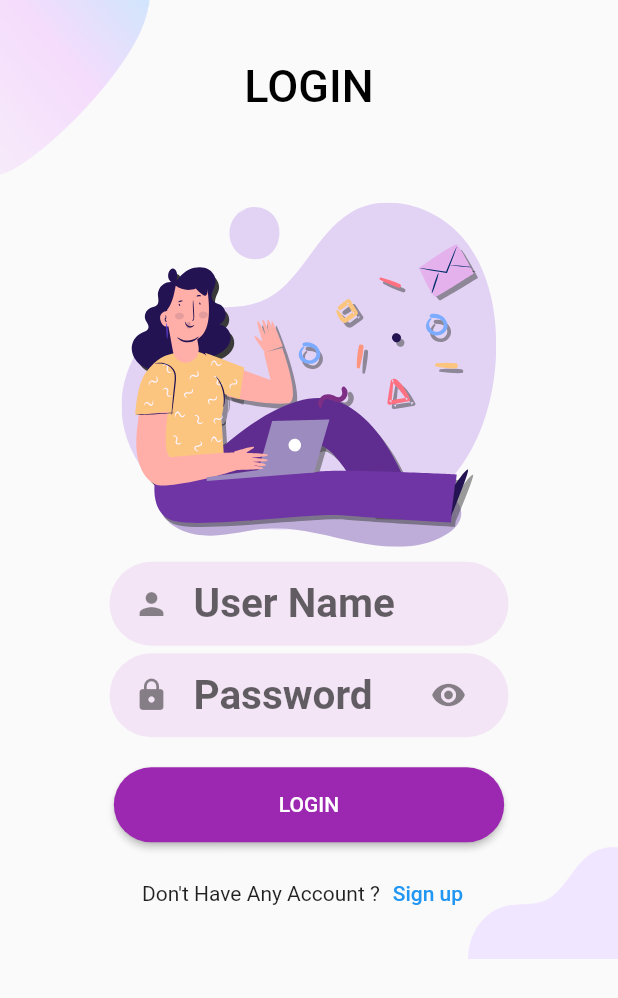
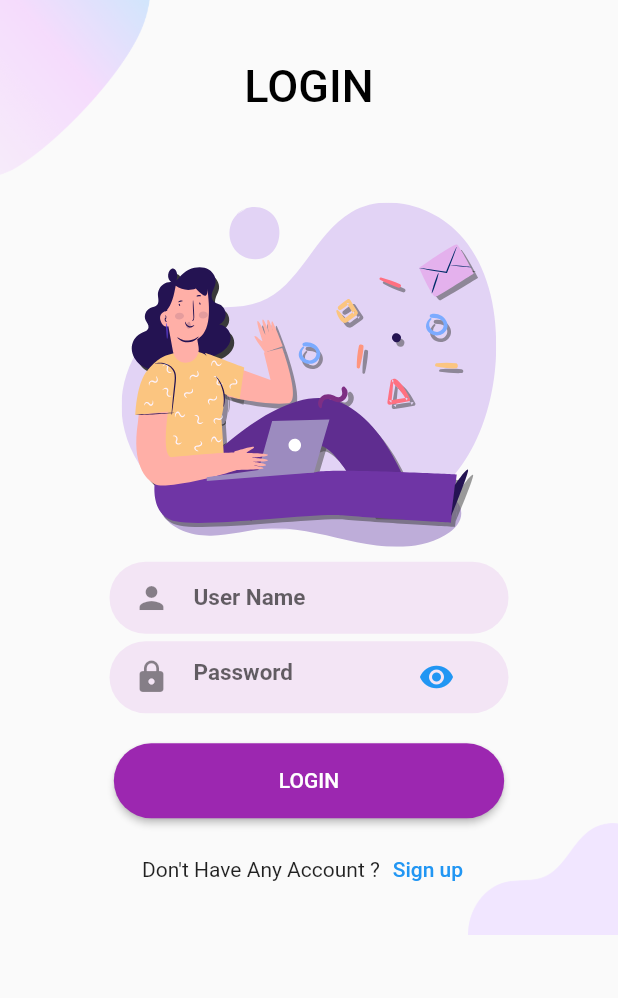
Before and after one commit to ahmedyosry433/e-commerc_flutter, a Flutter app: the screen it shows after launch, after a tap on "LOGIN", on a phone screen of 412 x 824 dp. Shown: the top 998 px of the screen. Run offline on Flutter 3.47's test engine with Material 2 defaults, Android fonts, the phone set to English and light mode, and no system bars; our stand-ins replace firebase_auth, firebase_core, flutter_svg, google_sign_in; missing offline and left inert: flutter_facebook_auth; accounts and stored records are empty.

Commit message:
Login and signup edit
fonts , visability password , confirm password ,signup with facebook and google

```diff
--- a/lib/core/global/theme/theme_data/theme_data_light.dart
+++ b/lib/core/global/theme/theme_data/theme_data_light.dart
@@ -5,7 +5,8 @@ ThemeData getThemeDataLight() => ThemeData(
       appBarTheme: const AppBarTheme(color: AppColorLight.appBarColor),
       elevatedButtonTheme: ElevatedButtonThemeData(
         style: ButtonStyle(
-        backgroundColor: MaterialStateProperty.all(AppColorLight.primaryColor),
+          backgroundColor:
+              MaterialStateProperty.all(AppColorLight.primaryColor),
           padding: MaterialStateProperty.all(
               const EdgeInsets.symmetric(horizontal: 110, vertical: 17)),
           shape: MaterialStateProperty.all(RoundedRectangleBorder(
@@ -21,7 +22,10 @@ ThemeData getThemeDataLight() => ThemeData(
           color: AppColorLight.titleTextLargeLight,
         ),
         titleMedium: TextStyle(
+            color: Colors.black, fontSize: 15, fontWeight: FontWeight.bold),
+        titleSmall: TextStyle(color: Colors.black, fontSize: 15),
+        bodyLarge: TextStyle(
             color: Colors.black, fontSize: 27, fontWeight: FontWeight.bold),
-      titleSmall: TextStyle(color: Colors.black, fontSize: 15),
       ),
-    iconTheme: const IconThemeData(color: AppColorLight.iconColor));
+      iconTheme: const IconThemeData(color: AppColorLight.iconColor),
+    );
--- a/lib/main.dart
+++ b/lib/main.dart
@@ -1,6 +1,7 @@
 import 'package:flutter/material.dart';
 import 'package:flutter_welcome_login_singup_screens/core/global/theme/theme_data/theme_data_light.dart';
 import 'package:flutter_welcome_login_singup_screens/provider/authProvider.dart';
+import 'package:flutter_welcome_login_singup_screens/provider/signupProvider.dart';
 import 'package:flutter_welcome_login_singup_screens/screens/signup.dart';
 import 'package:flutter_welcome_login_singup_screens/screens/welcome.dart';
 import 'package:firebase_core/firebase_core.dart';
@@ -9,6 +10,7 @@ import 'package:provider/provider.dart';
 import 'provider/cartProvider.dart';
 import 'provider/productDetailsProvider.dart';
 import 'screens/addToCart.dart';
+import 'provider/loginProvider.dart';
 import 'screens/splash.dart';
 import 'screens/login/login.dart';
 
@@ -28,8 +30,10 @@ class MyApp extends StatelessWidget {
         ListenableProvider<AuthProvider>(create: (context) => AuthProvider()),
         ListenableProvider<ProductDetailsProvider>(
             create: (context) => ProductDetailsProvider()),
-        ListenableProvider<CartProvider>(
-            create: (context) => CartProvider()),
+        ListenableProvider<CartProvider>(create: (context) => CartProvider()),
+        ListenableProvider<LoginProvider>(create: (context) => LoginProvider()),
+        ListenableProvider<SignupProvider>(
+            create: (context) => SignupProvider()),
       ],
       child: MaterialApp(
         theme: getThemeDataLight(),
--- a/lib/screens/addToCart.dart
+++ b/lib/screens/addToCart.dart
@@ -1,6 +1,5 @@
 import 'package:flutter/material.dart';
 import 'package:flutter_welcome_login_singup_screens/core/global/constants/constants.dart';
-import 'package:flutter_welcome_login_singup_screens/core/global/theme/app_colors/app_color_light.dart';
 import 'package:flutter_welcome_login_singup_screens/widgets/product-card/cartCard.dart';
 import 'package:provider/provider.dart';
 
--- a/lib/screens/login/login.dart
+++ b/lib/screens/login/login.dart
@@ -1,7 +1,9 @@
-import 'package:firebase_auth/firebase_auth.dart';
 import 'package:flutter/material.dart';
 import 'package:flutter_svg/flutter_svg.dart';
 import 'package:flutter_welcome_login_singup_screens/core/global/theme/app_colors/app_color_light.dart';
+import 'package:provider/provider.dart';
+
+import '../../provider/loginProvider.dart';
 
 class Login extends StatefulWidget {
   const Login({super.key});
@@ -13,13 +15,6 @@ class Login extends StatefulWidget {
 class _LoginState extends State<Login> {
   final _userNameController = TextEditingController();
   final _passwordController = TextEditingController();
-  Future signIn() async {
-    await FirebaseAuth.instance.signInWithEmailAndPassword(
-        email: _userNameController.text.trim(),
-        password: _passwordController.text.trim());
-  }
-
-
 
   @override
   void dispose() {
@@ -30,6 +25,7 @@ class _LoginState extends State<Login> {
 
   @override
   Widget build(BuildContext context) {
+    final providerSub = Provider.of<LoginProvider>(context);
     return SafeArea(
       child: Scaffold(
         body: SizedBox(
@@ -80,20 +76,32 @@ class _LoginState extends State<Login> {
                               borderRadius: BorderRadius.circular(66)),
                           child: TextField(
                             controller: _passwordController,
-                            obscureText: true,
-                            decoration: const InputDecoration(
-                                icon: Icon(
-                                  Icons.lock,
-                                ),
-                                suffixIcon: Icon(Icons.visibility),
-                                hintText: "Password",
-                                border: InputBorder.none),
+                            obscureText: providerSub.visibility,
+                            decoration: InputDecoration(
+                              icon: const Icon(
+                                Icons.lock,
+                              ),
+                              suffixIcon: TextButton(
+                                onPressed: () {
+                                  providerSub.visibilityPassword();
+                                },
+                                child: Icon(providerSub.visibility
+                                    ? Icons.visibility
+                                    : Icons.visibility_off),
+                              ),
+                              border: InputBorder.none,
+                              hintText: "Password",
+                            ),
                           ),
                         ),
                         const SizedBox(height: 20),
                         ElevatedButton(
                           onPressed: () {
-                            signIn();
+                            Provider.of<LoginProvider>(context, listen: false)
+                                .signIn(
+                                    userNameController: _userNameController,
+                                    passwordController: _passwordController);
+                            Navigator.pop(context);
                           },
                           child: const Text(
                             "LOGIN",
--- a/lib/screens/productDetalis.dart
+++ b/lib/screens/productDetalis.dart
@@ -52,7 +52,7 @@ class productDetails extends StatelessWidget {
                     padding: const EdgeInsets.symmetric(horizontal: 8),
                     child: Text(
                       subtitle,
-                      style: Theme.of(context).textTheme.titleMedium,
+                      style: Theme.of(context).textTheme.bodyLarge,
                     ),
                   ),
                   Padding(
@@ -90,7 +90,7 @@ class productDetails extends StatelessWidget {
                         ),
                         Text(
                           "\$${product.price}",
-                          style: Theme.of(context).textTheme.titleMedium,
+                          style: Theme.of(context).textTheme.bodyLarge,
                         )
                       ],
                     ),
--- a/lib/screens/splash.dart
+++ b/lib/screens/splash.dart
@@ -1,7 +1,7 @@
 import 'package:firebase_auth/firebase_auth.dart';
 import 'package:flutter/material.dart';
 import 'homePage.dart';
-import 'login/login.dart';
+import 'welcome.dart';
 
 class Auth extends StatelessWidget {
   const Auth({super.key});
@@ -15,7 +15,7 @@ class Auth extends StatelessWidget {
           if (snapshot.hasData) {
             return const HomePage();
           } else {
-            return const Login();
+            return const Welcome();
           }
         },
       ),
--- a/lib/screens/text.dart
+++ b/lib/screens/text.dart
@@ -1,8 +1,9 @@
 import 'package:flutter/material.dart';
-import 'package:flutter/widgets.dart';
 import 'package:flutter_welcome_login_singup_screens/core/global/theme/app_colors/app_color_light.dart';
 
-class test extends StatelessWidget {
+class Test extends StatelessWidget {
+  const Test({super.key});
+
   @override
   Widget build(BuildContext context) {
     return Scaffold(
--- a/pubspec.yaml
+++ b/pubspec.yaml
@@ -39,6 +39,9 @@ dependencies:
   firebase_auth: ^4.10.0
   provider: ^6.0.5
   http: ^1.1.0
+  google_sign_in: ^6.1.5
+  flutter_facebook_auth: ^6.0.2
+
 
 dev_dependencies:
   flutter_test:
```
Also changed, not shown: lib/provider/loginProvider.dart (added, +22 -0 lines), lib/provider/signupProvider.dart (added, +18 -0 lines), lib/screens/signup.dart (+89 -19 lines), lib/screens/login/login.repo.dart (deleted), pubspec.lock, 6 other files. Lines whose indentation alone changed are shown as unchanged.
